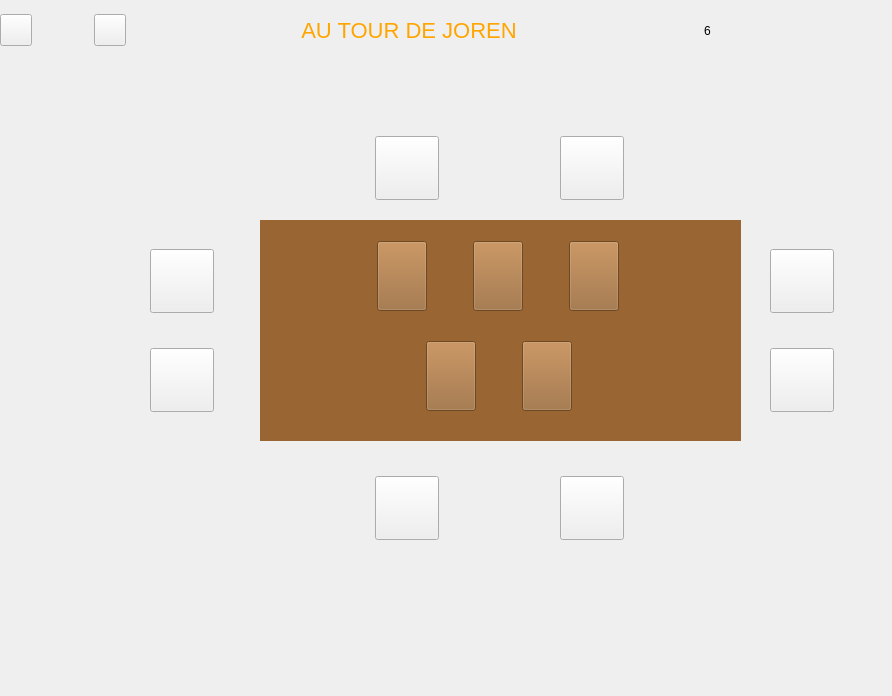
The window that test_craig/plateau.ui (gbequet/time_bomb) describes before a commit, drawn with Qt 5.
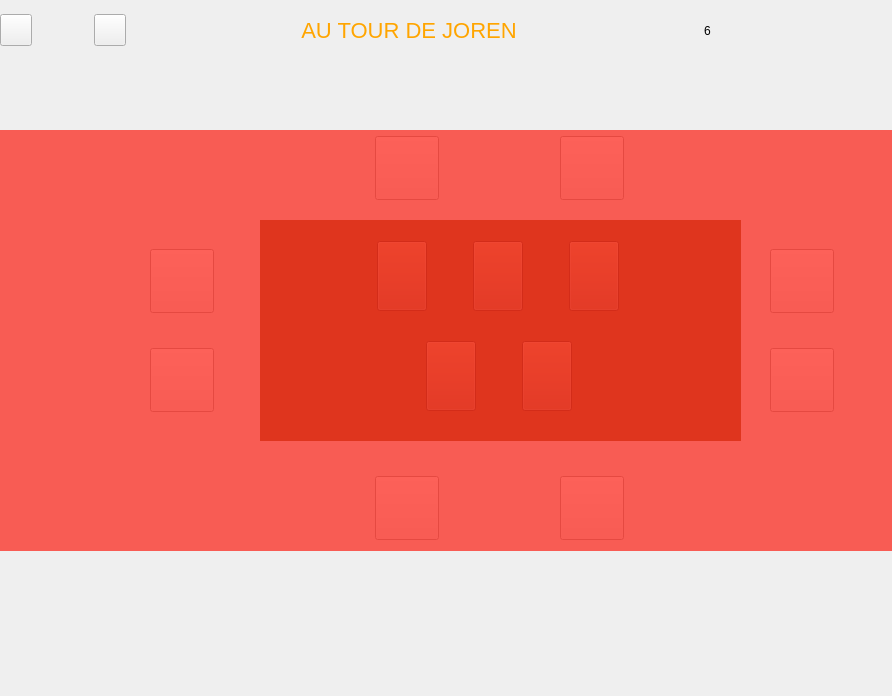
The same window after the commit. Icons and pictures are not drawn.

Commit message: Overlays de fin de partie

What changed in the file:
```diff
--- a/test_craig/plateau.ui
+++ b/test_craig/plateau.ui
@@ -921,12 +921,50 @@
     </layout>
    </widget>
   </widget>
+  <widget class="QWidget" name="overlay_fin" native="true">
+   <property name="geometry">
+    <rect>
+     <x>0</x>
+     <y>130</y>
+     <width>971</width>
+     <height>421</height>
+    </rect>
+   </property>
+   <property name="styleSheet">
+    <string notr="true">background-color:rgba(252, 32, 21, 181);</string>
+   </property>
+   <widget class="QLabel" name="label_fin">
+    <property name="geometry">
+     <rect>
+      <x>0</x>
+      <y>0</y>
+      <width>861</width>
+      <height>421</height>
+     </rect>
+    </property>
+    <property name="styleSheet">
+     <string notr="true">color:white;
+background-color:none;
+font-size:46px;</string>
+    </property>
+    <property name="text">
+     <string/>
+    </property>
+    <property name="alignment">
+     <set>Qt::AlignCenter</set>
+    </property>
+    <property name="wordWrap">
+     <bool>true</bool>
+    </property>
+   </widget>
+  </widget>
   <zorder>table</zorder>
   <zorder>horizontalLayoutWidget_3</zorder>
   <zorder>horizontalLayoutWidget_2</zorder>
   <zorder>horizontalLayoutWidget_4</zorder>
   <zorder>verticalLayoutWidget</zorder>
   <zorder>verticalLayoutWidget_2</zorder>
+  <zorder>overlay_fin</zorder>
  </widget>
  <resources/>
  <connections/>
```
The commit also changes 1 other file.
